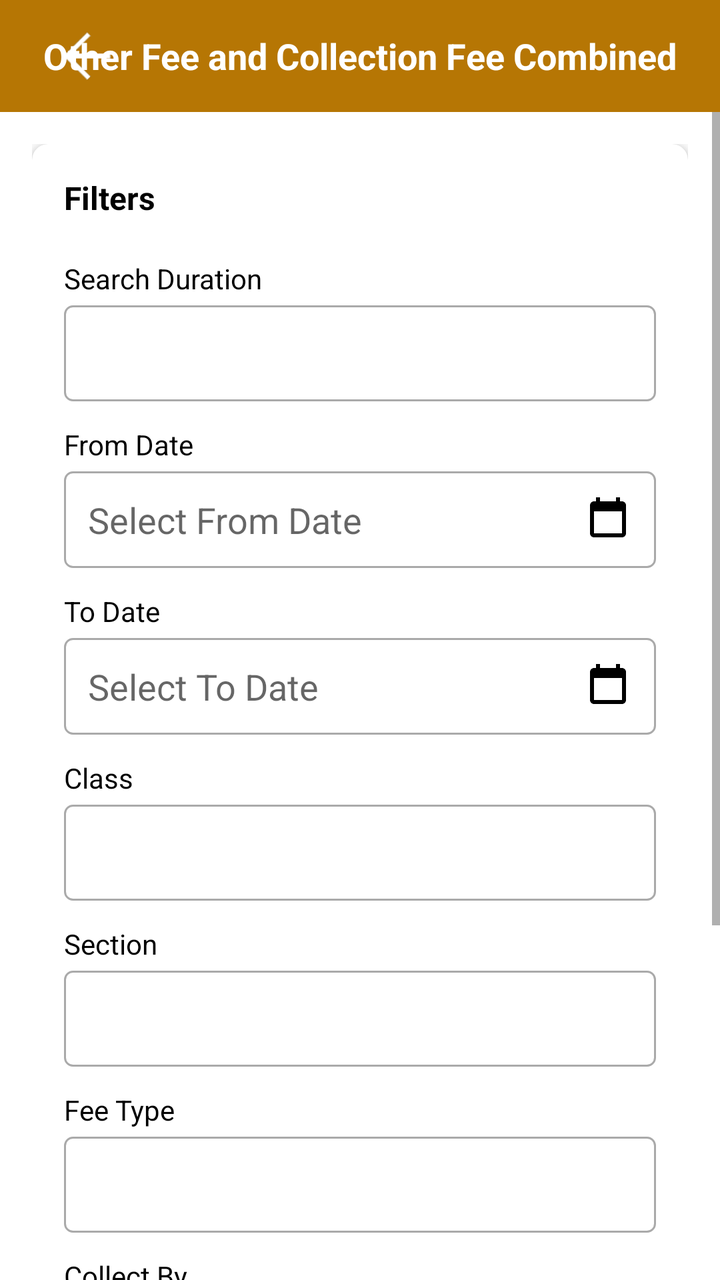
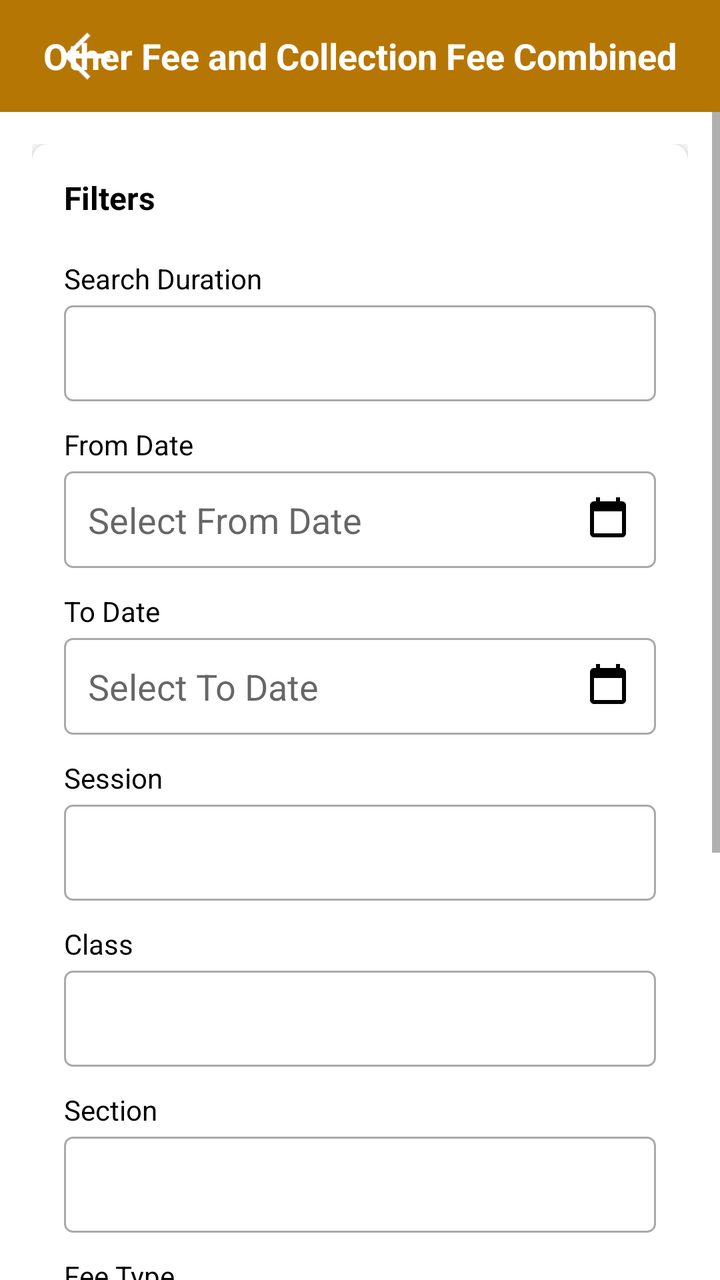

Screens rendered from an Android XML layout before and after an edit, with the pre-edit source and the edit as a unified diff.
<!-- AndroidManifest.xml: application theme AppTheme -->
<!-- res/layout/activity_other_fee_and_collection_fee_combined.xml -->
<?xml version="1.0" encoding="utf-8"?>
<LinearLayout xmlns:android="http://schemas.android.com/apk/res/android"
    xmlns:app="http://schemas.android.com/apk/res-auto"
    android:layout_width="match_parent"
    android:layout_height="match_parent"
    android:orientation="vertical"
    android:background="@color/white">

    
    <FrameLayout
        android:id="@+id/actionBar"
        android:layout_width="match_parent"
        android:layout_height="?attr/actionBarSize"
        android:background="@color/colorPrimary">

        <ImageView
            android:id="@+id/actionBarBackBtn"
            android:layout_width="wrap_content"
            android:layout_height="wrap_content"
            android:layout_gravity="start|center_vertical"
            android:padding="16dp"
            android:src="@drawable/ic_back"
            android:contentDescription="@string/back" />

        <TextView
            android:id="@+id/actionBarTitleTV"
            android:layout_width="wrap_content"
            android:layout_height="wrap_content"
            android:layout_gravity="center"
            android:text="@string/other_fee_and_collection_fee_combined"
            android:textColor="@color/white"
            android:textSize="18sp"
            android:textStyle="bold" />
    </FrameLayout>

    
    <ScrollView
        android:layout_width="match_parent"
        android:layout_height="match_parent">

        <LinearLayout
            android:layout_width="match_parent"
            android:layout_height="wrap_content"
            android:orientation="vertical"
            android:padding="16dp">

            
            <androidx.cardview.widget.CardView
                android:id="@+id/filtersCard"
                android:layout_width="match_parent"
                android:layout_height="wrap_content"
                android:layout_marginBottom="16dp"
                app:cardCornerRadius="8dp"
                app:cardElevation="4dp">

                <LinearLayout
                    android:layout_width="match_parent"
                    android:layout_height="wrap_content"
                    android:orientation="vertical"
                    android:padding="16dp">

                    <TextView
                        android:layout_width="wrap_content"
                        android:layout_height="wrap_content"
                        android:text="Filters"
                        android:textSize="16sp"
                        android:textStyle="bold"
                        android:textColor="@color/black"
                        android:layout_marginBottom="12dp" />

                    
                    <TextView
                        android:layout_width="wrap_content"
                        android:layout_height="wrap_content"
                        android:text="Search Duration"
                        android:textSize="14sp"
                        android:textColor="@color/black"
                        android:layout_marginTop="8dp" />

                    <Spinner
                        android:id="@+id/searchDurationSpinner"
                        android:layout_width="match_parent"
                        android:layout_height="wrap_content"
                        android:minHeight="48dp"
                        android:layout_marginTop="4dp"
                        android:background="@drawable/spinner_background" />

                    
                    <TextView
                        android:layout_width="wrap_content"
                        android:layout_height="wrap_content"
                        android:text="From Date"
                        android:textSize="14sp"
                        android:textColor="@color/black"
                        android:layout_marginTop="12dp" />

                    <EditText
                        android:id="@+id/fromDateEditText"
                        android:layout_width="match_parent"
                        android:layout_height="wrap_content"
                        android:minHeight="48dp"
                        android:layout_marginTop="4dp"
                        android:background="@drawable/spinner_background"
                        android:padding="12dp"
                        android:focusable="false"
                        android:clickable="true"
                        android:hint="Select From Date"
                        android:drawableEnd="@drawable/ic_calendar"
                        android:drawablePadding="8dp" />

                    
                    <TextView
                        android:layout_width="wrap_content"
                        android:layout_height="wrap_content"
                        android:text="To Date"
                        android:textSize="14sp"
                        android:textColor="@color/black"
                        android:layout_marginTop="12dp" />

                    <EditText
                        android:id="@+id/toDateEditText"
                        android:layout_width="match_parent"
                        android:layout_height="wrap_content"
                        android:minHeight="48dp"
                        android:layout_marginTop="4dp"
                        android:background="@drawable/spinner_background"
                        android:padding="12dp"
                        android:focusable="false"
                        android:clickable="true"
                        android:hint="Select To Date"
                        android:drawableEnd="@drawable/ic_calendar"
                        android:drawablePadding="8dp" />

                    
                    <TextView
                        android:layout_width="wrap_content"
                        android:layout_height="wrap_content"
                        android:text="Class"
                        android:textSize="14sp"
                        android:textColor="@color/black"
                        android:layout_marginTop="12dp" />

                    <Spinner
                        android:id="@+id/classSpinner"
                        android:layout_width="match_parent"
                        android:layout_height="wrap_content"
                        android:minHeight="48dp"
                        android:layout_marginTop="4dp"
                        android:background="@drawable/spinner_background" />

                    
                    <TextView
                        android:layout_width="wrap_content"
                        android:layout_height="wrap_content"
                        android:text="Section"
                        android:textSize="14sp"
                        android:textColor="@color/black"
                        android:layout_marginTop="12dp" />

                    <Spinner
                        android:id="@+id/sectionSpinner"
                        android:layout_width="match_parent"
                        android:layout_height="wrap_content"
                        android:minHeight="48dp"
                        android:layout_marginTop="4dp"
                        android:background="@drawable/spinner_background" />

                    
                    <TextView
                        android:layout_width="wrap_content"
                        android:layout_height="wrap_content"
                        android:text="Fee Type"
                        android:textSize="14sp"
                        android:textColor="@color/black"
                        android:layout_marginTop="12dp" />

                    <Spinner
                        android:id="@+id/feeTypeSpinner"
                        android:layout_width="match_parent"
                        android:layout_height="wrap_content"
                        android:minHeight="48dp"
                        android:layout_marginTop="4dp"
                        android:background="@drawable/spinner_background" />

                    
                    <TextView
                        android:layout_width="wrap_content"
                        android:layout_height="wrap_content"
                        android:text="Collect By"
                        android:textSize="14sp"
                        android:textColor="@color/black"
                        android:layout_marginTop="12dp" />

                    <Spinner
                        android:id="@+id/collectBySpinner"
                        android:layout_width="match_parent"
                        android:layout_height="wrap_content"
                        android:minHeight="48dp"
                        android:layout_marginTop="4dp"
                        android:background="@drawable/spinner_background" />

                    
                    <TextView
                        android:layout_width="wrap_content"
                        android:layout_height="wrap_content"
                        android:text="Group By"
                        android:textSize="14sp"
                        android:textColor="@color/black"
                        android:layout_marginTop="12dp" />

                    <Spinner
                        android:id="@+id/groupBySpinner"
                        android:layout_width="match_parent"
                        android:layout_height="wrap_content"
                        android:minHeight="48dp"
                        android:layout_marginTop="4dp"
                        android:background="@drawable/spinner_background" />

                    
                    <Button
                        android:id="@+id/generateReportButton"
                        android:layout_width="match_parent"
                        android:layout_height="wrap_content"
                        android:layout_marginTop="16dp"
                        android:text="Generate Report"
                        android:textColor="@color/white"
                        android:background="@drawable/button_background"
                        android:padding="12dp" />
                </LinearLayout>
            </androidx.cardview.widget.CardView>

            
            <ProgressBar
                android:id="@+id/progressBar"
                android:layout_width="wrap_content"
                android:layout_height="wrap_content"
                android:layout_gravity="center"
                android:layout_marginTop="32dp"
                android:visibility="gone" />

            
            <LinearLayout
                android:id="@+id/nodataLayout"
                android:layout_width="match_parent"
                android:layout_height="wrap_content"
                android:orientation="vertical"
                android:gravity="center"
                android:padding="32dp"
                android:visibility="gone">

                <ImageView
                    android:layout_width="100dp"
                    android:layout_height="100dp"
                    android:src="@drawable/ic_no_data"
                    android:contentDescription="No data"
                    android:alpha="0.5" />

                <TextView
                    android:layout_width="wrap_content"
                    android:layout_height="wrap_content"
                    android:text="No data available"
                    android:textSize="16sp"
                    android:textColor="@color/gray"
                    android:layout_marginTop="16dp" />
            </LinearLayout>

            
            <androidx.recyclerview.widget.RecyclerView
                android:id="@+id/reportContentRecyclerView"
                android:layout_width="match_parent"
                android:layout_height="wrap_content"
                android:visibility="gone" />
        </LinearLayout>
    </ScrollView>
</LinearLayout>
<!-- resources referenced by this layout -->
<resources>
  <color name="black">#000000</color>
  <color name="colorPrimary">#B67604</color>
  <color name="gray">#757575</color>
  <color name="white">#ffffff</color>
  <!-- drawable button_background (drawable) -->
  <?xml version="1.0" encoding="utf-8"?>
  <shape xmlns:android="http://schemas.android.com/apk/res/android"
      android:shape="rectangle">
      <solid android:color="@color/colorPrimary" />
      <corners android:radius="8dp" />
  </shape>
  <!-- drawable ic_back: png bitmap (drawable, 16067 bytes) -->
  <!-- drawable ic_calendar (drawable) -->
  <vector xmlns:android="http://schemas.android.com/apk/res/android"
      android:width="24dp"
      android:height="24dp"
      android:viewportWidth="24"
      android:viewportHeight="24">
      <path
          android:fillColor="#000000"
          android:pathData="M19,3h-1V1h-2v2H8V1H6v2H5C3.89,3 3.01,3.9 3.01,5L3,19c0,1.1 0.89,2 2,2h14c1.1,0 2,-0.9 2,-2V5C21,3.9 20.1,3 19,3zM19,19H5V8h14V19z"/>
  </vector>
  <!-- drawable ic_no_data (drawable) -->
  <?xml version="1.0" encoding="utf-8"?>
  <vector xmlns:android="http://schemas.android.com/apk/res/android"
      android:width="100dp"
      android:height="100dp"
      android:viewportWidth="24"
      android:viewportHeight="24">
      <path
          android:fillColor="@android:color/darker_gray"
          android:pathData="M12,2C6.48,2 2,6.48 2,12s4.48,10 10,10 10,-4.48 10,-10S17.52,2 12,2zM13,17h-2v-2h2v2zM13,13h-2L11,7h2v6z" />
  </vector>
  <!-- drawable spinner_background (drawable) -->
  <?xml version="1.0" encoding="utf-8"?>
  <shape xmlns:android="http://schemas.android.com/apk/res/android"
      android:shape="rectangle">
      <solid android:color="@android:color/white" />
      <stroke
          android:width="1dp"
          android:color="@android:color/darker_gray" />
      <corners android:radius="4dp" />
      <padding
          android:left="12dp"
          android:top="8dp"
          android:right="12dp"
          android:bottom="8dp" />
  </shape>
  <string name="back">Back</string>
  <string name="other_fee_and_collection_fee_combined">Other Fee and Collection Fee Combined</string>
  <style name="AppTheme" parent="Theme.AppCompat.Light.NoActionBar">
          
          <item name="android:typeface">sans</item>
      </style>
</resources>

<!-- the commit's change to res/layout/activity_other_fee_and_collection_fee_combined.xml (unified diff, before → after) -->
@@ -135,6 +135,23 @@
                     <TextView
                         android:layout_width="wrap_content"
                         android:layout_height="wrap_content"
+                        android:text="Session"
+                        android:textSize="14sp"
+                        android:textColor="@color/black"
+                        android:layout_marginTop="12dp" />
+
+                    <Spinner
+                        android:id="@+id/sessionSpinner"
+                        android:layout_width="match_parent"
+                        android:layout_height="wrap_content"
+                        android:minHeight="48dp"
+                        android:layout_marginTop="4dp"
+                        android:background="@drawable/spinner_background" />
+
+                    
+                    <TextView
+                        android:layout_width="wrap_content"
+                        android:layout_height="wrap_content"
                         android:text="Class"
                         android:textSize="14sp"
                         android:textColor="@color/black"
